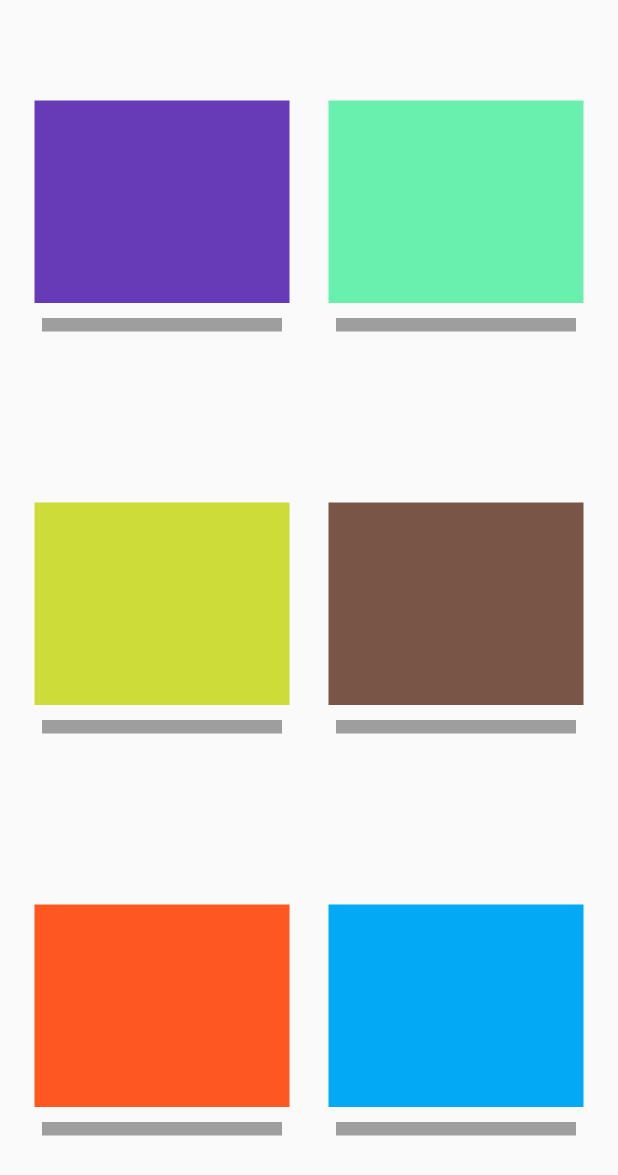
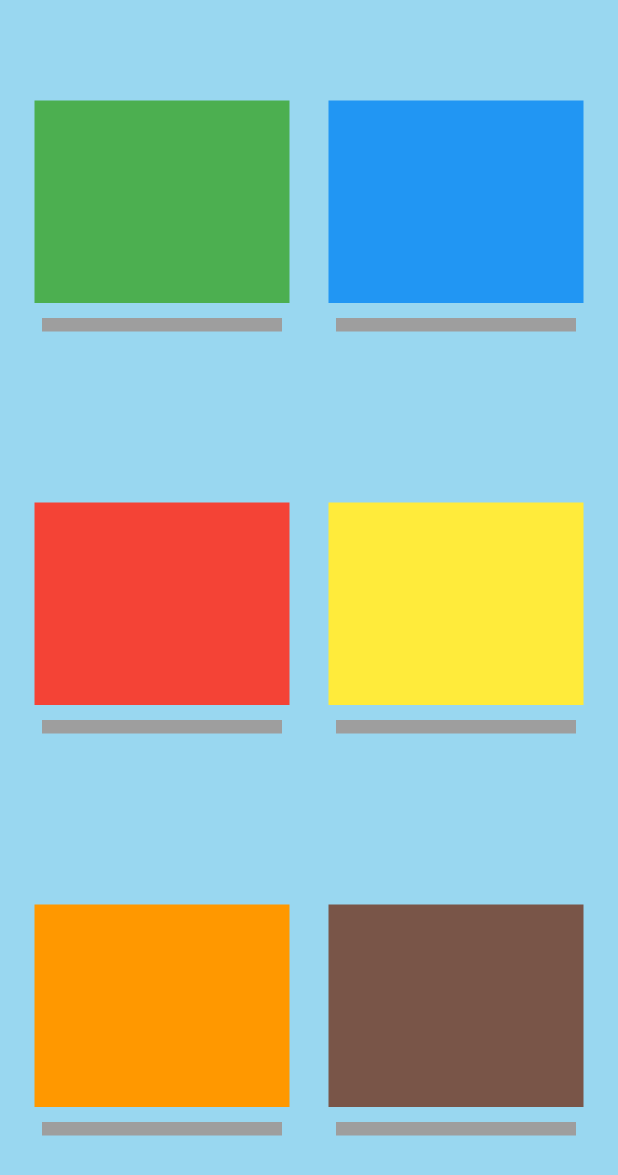
Before and after one commit to Belal13ify/container_task, a Flutter app: the screen it shows after launch, on a phone screen of 412 x 824 dp. Shown: the top 1175 px of the screen. Run offline on Flutter 3.47's test engine with Material 2 defaults, Android fonts, the phone set to English and light mode, and no system bars.

Commit message:
adding background color

```diff
--- a/lib/main.dart
+++ b/lib/main.dart
@@ -11,14 +11,14 @@ class MyApp extends StatelessWidget {
       debugShowCheckedModeBanner: false,
       home: Scaffold(
         body: Container(
+          color: Color(0xff99d7f0),
           padding: EdgeInsets.symmetric(vertical: 10, horizontal: 10),
           child: Column(
               mainAxisAlignment: MainAxisAlignment.spaceAround,
               children: [
-                CustomRow(
-                    color1: Colors.deepPurple, color2: Colors.greenAccent),
-                CustomRow(color1: Colors.lime, color2: Colors.brown),
-                CustomRow(color1: Colors.deepOrange, color2: Colors.lightBlue),
+                CustomRow(color1: Colors.green, color2: Colors.blue),
+                CustomRow(color1: Colors.red, color2: Colors.yellow),
+                CustomRow(color1: Colors.orange, color2: Colors.brown),
               ]),
         ),
       ),
```
